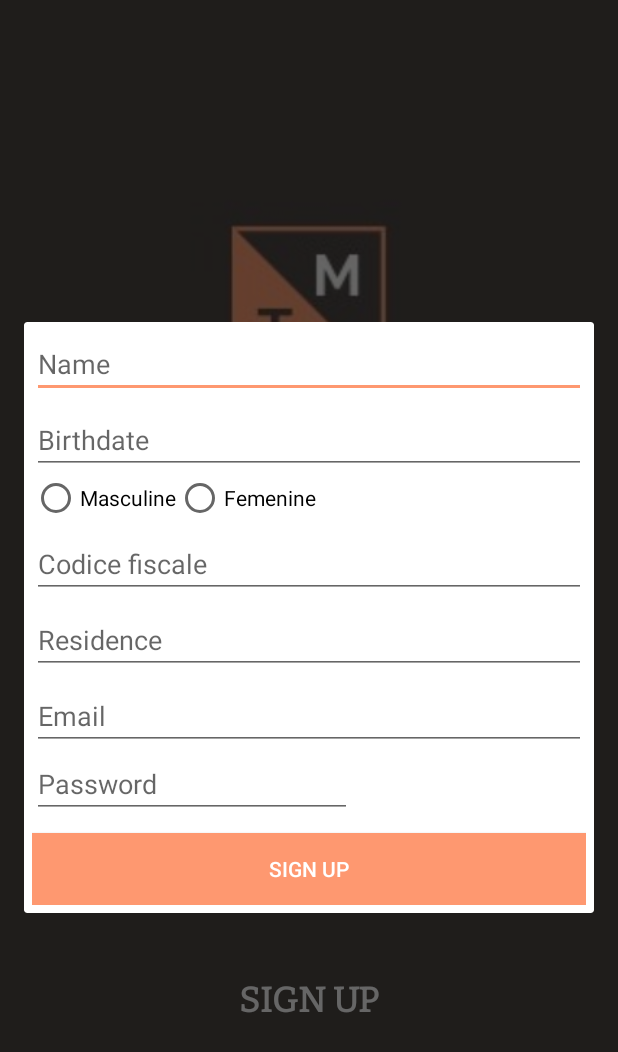
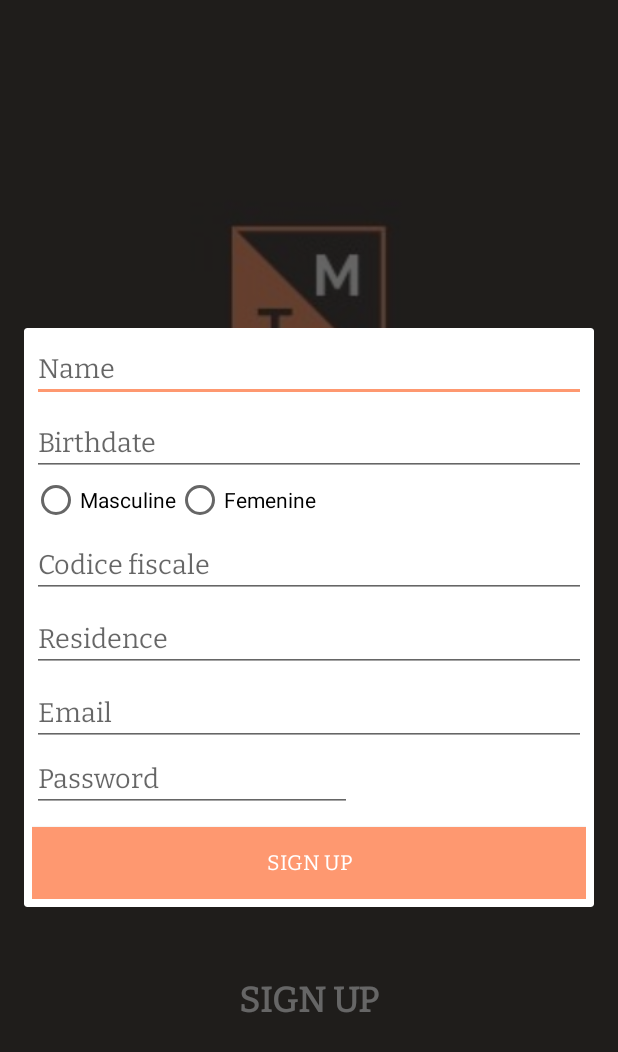
Before and after one commit to javferrod/CuellarFernandez, an Android app: the screen it shows after launch (MainActivity before the commit, InitialScreen after it), after a tap on "SIGN UP", on a phone screen of 412 x 824 dp. Shown: the top 1052 px of the screen. Run offline under Robolectric (Android 15) with nearby library versions, the phone set to English and light mode, and no system bars; our stand-ins replace Volley.

Commit message:
Final version Development app

```diff
--- a/Implementation/android/TrackMe/app/src/main/AndroidManifest.xml
+++ b/Implementation/android/TrackMe/app/src/main/AndroidManifest.xml
@@ -13,7 +13,7 @@
         android:roundIcon="@mipmap/ic_launcher_round"
         android:supportsRtl="true"
         android:theme="@style/AppTheme">
-        <activity android:name=".MainActivity">
+        <activity android:name=".InitialScreen">
             <intent-filter>
                 <action android:name="android.intent.action.MAIN" />
 
--- a/Implementation/android/TrackMe/app/src/main/java/com/trackme/julian/trackme/MainActivity.java
+++ b/Implementation/android/TrackMe/app/src/main/java/com/trackme/julian/trackme/InitialScreen.java
@@ -10,7 +10,6 @@ import android.support.v4.app.ActivityCompat;
 import android.support.v7.app.AlertDialog;
 import android.support.v7.app.AppCompatActivity;
 import android.os.Bundle;
-import android.util.Log;
 import android.view.View;
 import android.widget.Button;
 import android.widget.CheckBox;
@@ -22,7 +21,7 @@ import android.widget.Toast;
 
 import java.util.Calendar;
 
-public class MainActivity extends AppCompatActivity {
+public class InitialScreen extends AppCompatActivity {
 
     AlertDialog.Builder mBuilder;
     AlertDialog dialog;
@@ -37,7 +36,7 @@ public class MainActivity extends AppCompatActivity {
 
         router = Router.getInstance(getApplicationContext());
 
-        setContentView(R.layout.activity_main);
+        setContentView(R.layout.initial_screen);
 
         Button mShowDialog = findViewById(R.id.logIn);
         mShowDialog.setOnClickListener(new View.OnClickListener() {
@@ -58,7 +57,7 @@ public class MainActivity extends AppCompatActivity {
 
                 else {
 
-                    Toast.makeText(MainActivity.this, "Autologin successfully",
+                    Toast.makeText(InitialScreen.this, "Autologin successfully",
                             Toast.LENGTH_SHORT).show();
 
                     Intent ListSong = new Intent(getApplicationContext(), Recollector.class);
@@ -71,7 +70,7 @@ public class MainActivity extends AppCompatActivity {
         mShowSignUp.setOnClickListener(new View.OnClickListener() {
             @Override
             public void onClick(View v) {
-                mBuilder = new AlertDialog.Builder(MainActivity.this);
+                mBuilder = new AlertDialog.Builder(InitialScreen.this);
                 View mViewSignUp = getLayoutInflater().inflate(R.layout.dialog_register, null);
                 final EditText mNameSignUp = mViewSignUp.findViewById(R.id.textName);
                 final EditText mBirthdateSingUp = mViewSignUp.findViewById(R.id.textBirthdate);
@@ -96,7 +95,7 @@ public class MainActivity extends AppCompatActivity {
                         actualMonth = c.get(Calendar.MONTH);
                         actualYear = c.get(Calendar.YEAR);
 
-                        DatePickerDialog datePickerDialog = new DatePickerDialog(MainActivity.this, new DatePickerDialog.OnDateSetListener() {
+                        DatePickerDialog datePickerDialog = new DatePickerDialog(InitialScreen.this, new DatePickerDialog.OnDateSetListener() {
                             @Override
                             public void onDateSet(DatePicker view, int year, int month, int dayOfMonth) {
                                 mBirthdateSingUp.setText(dayOfMonth + "/" + (month + 1) + "/" + year);
@@ -116,7 +115,7 @@ public class MainActivity extends AppCompatActivity {
                                 || mResidence.getText().toString().isEmpty() || mEmailSignUp.getText().toString().isEmpty() || mPasswordSignUp.getText().toString().isEmpty() ||
                                 mGenderGroup.getCheckedRadioButtonId() == -1) {
 
-                            Toast.makeText(MainActivity.this, "Please fill any empty fields",
+                            Toast.makeText(InitialScreen.this, "Please fill any empty fields",
                                     Toast.LENGTH_SHORT).show();
 
                         } else {
@@ -136,7 +135,7 @@ public class MainActivity extends AppCompatActivity {
                             }
 
 
-                            Toast.makeText(MainActivity.this, "Successfully registered",
+                            Toast.makeText(InitialScreen.this, "Successfully registered",
                                     Toast.LENGTH_SHORT).show();
                             cancelDialog();
                         }
@@ -152,7 +151,7 @@ public class MainActivity extends AppCompatActivity {
 
     protected void requestPermission() {
 
-        ActivityCompat.requestPermissions(MainActivity.this, new String[]{Manifest.permission.ACCESS_FINE_LOCATION}, 1000);
+        ActivityCompat.requestPermissions(InitialScreen.this, new String[]{Manifest.permission.ACCESS_FINE_LOCATION}, 1000);
 
     }
 
@@ -162,7 +161,7 @@ public class MainActivity extends AppCompatActivity {
 
     private void login () {
 
-        mBuilder = new AlertDialog.Builder(MainActivity.this);
+        mBuilder = new AlertDialog.Builder(InitialScreen.this);
         View mViewLogIn = getLayoutInflater().inflate(R.layout.dialog_login, null);
         final EditText mEmail = mViewLogIn.findViewById(R.id.textEmail);
         final EditText mPassword = mViewLogIn.findViewById(R.id.textPassword);
@@ -174,7 +173,7 @@ public class MainActivity extends AppCompatActivity {
             @Override
             public void onClick(View view) {
                 if (mEmail.getText().toString().isEmpty() || mPassword.getText().toString().isEmpty()) {
-                    Toast.makeText(MainActivity.this, "Please fill any empty fields",
+                    Toast.makeText(InitialScreen.this, "Please fill any empty fields",
                             Toast.LENGTH_SHORT).show();
                 } else {
 
--- a/Implementation/android/TrackMe/app/src/main/res/layout/dialog_permission.xml
+++ b/Implementation/android/TrackMe/app/src/main/res/layout/dialog_permission.xml
@@ -12,6 +12,7 @@
         android:layout_height="wrap_content"
         android:layout_gravity="center"
         android:layout_marginEnd="154dp"
+        android:fontFamily="@font/bitter"
         android:text="@string/information"
         android:textAlignment="center"
         android:textSize="25sp"
@@ -27,7 +28,7 @@
         android:layout_height="wrap_content"
         android:layout_marginTop="24dp"
         android:orientation="horizontal"
-        android:paddingLeft="110dp"
+        android:paddingLeft="85dp"
         app:layout_constraintEnd_toEndOf="parent"
         app:layout_constraintStart_toStartOf="parent"
         app:layout_constraintTop_toBottomOf="@+id/textInformation">
@@ -48,11 +49,12 @@
     </RadioGroup>
 
     <Button
-        android:id="@+id/logInButton"
+        android:id="@+id/savePermissionButton"
         android:layout_width="0dp"
         android:layout_height="wrap_content"
         android:layout_marginTop="28dp"
         android:background="@color/colorAccent"
+        android:fontFamily="@font/bitter"
         android:text="@string/save"
         android:textColor="@android:color/white"
         app:layout_constraintEnd_toEndOf="parent"
--- a/Implementation/android/TrackMe/app/src/main/res/layout/dialog_register.xml
+++ b/Implementation/android/TrackMe/app/src/main/res/layout/dialog_register.xml
@@ -2,6 +2,7 @@
 <android.support.constraint.ConstraintLayout
     xmlns:android="http://schemas.android.com/apk/res/android"
     xmlns:app="http://schemas.android.com/apk/res-auto"
+    xmlns:tools="http://schemas.android.com/tools"
     android:layout_width="match_parent"
     android:layout_height="match_parent"
     android:padding="5dp">
@@ -11,20 +12,22 @@
         android:layout_width="match_parent"
         android:layout_height="wrap_content"
         android:ems="10"
-        android:layout_marginTop="5dp"
+        android:fontFamily="@font/bitter"
         android:hint="@string/name"
         android:inputType="textPersonName"
         app:layout_constraintEnd_toEndOf="parent"
-        app:layout_constraintStart_toStartOf="parent" />
+        app:layout_constraintStart_toStartOf="parent"
+        tools:layout_editor_absoluteY="5dp" />
 
     <EditText
         android:id="@+id/textBirthdate"
         android:layout_width="match_parent"
         android:layout_height="wrap_content"
+        android:layout_marginTop="5dp"
         android:ems="10"
-        android:layout_marginTop="5dp"
+        android:focusable="false"
+        android:fontFamily="@font/bitter"
         android:hint="@string/birthdate"
-        android:focusable="false"
         app:layout_constraintEnd_toEndOf="parent"
         app:layout_constraintStart_toStartOf="parent"
         app:layout_constraintTop_toBottomOf="@+id/textName" />
@@ -57,10 +60,12 @@
         android:id="@+id/textCodiceFiscale"
         android:layout_width="match_parent"
         android:layout_height="wrap_content"
+        android:layout_marginTop="5dp"
         android:ems="10"
-        android:layout_marginTop="5dp"
+        android:fontFamily="@font/bitter"
         android:hint="@string/codice_fiscale"
-        android:inputType="text|number"
+        android:inputType="textCapCharacters"
+        android:maxLength="16"
         app:layout_constraintEnd_toEndOf="parent"
         app:layout_constraintStart_toStartOf="parent"
         app:layout_constraintTop_toBottomOf="@+id/radioGender" />
@@ -69,8 +74,9 @@
         android:id="@+id/textResidence"
         android:layout_width="match_parent"
         android:layout_height="wrap_content"
+        android:layout_marginTop="5dp"
         android:ems="10"
-        android:layout_marginTop="5dp"
+        android:fontFamily="@font/bitter"
         android:hint="@string/residence"
         android:inputType="textPostalAddress"
         app:layout_constraintEnd_toEndOf="parent"
@@ -81,8 +87,9 @@
         android:id="@+id/textEmail"
         android:layout_width="match_parent"
         android:layout_height="wrap_content"
+        android:layout_marginTop="5dp"
         android:ems="10"
-        android:layout_marginTop="5dp"
+        android:fontFamily="@font/bitter"
         android:hint="@string/email"
         android:inputType="textEmailAddress"
         app:layout_constraintEnd_toEndOf="parent"
@@ -95,6 +102,7 @@
         android:layout_height="wrap_content"
         android:layout_marginEnd="169dp"
         android:ems="10"
+        android:fontFamily="@font/bitter"
         android:hint="@string/password"
         android:inputType="textPassword"
         app:layout_constraintEnd_toEndOf="parent"
@@ -108,8 +116,9 @@
         android:layout_height="wrap_content"
         android:layout_marginTop="10dp"
         android:background="@color/colorAccent"
+        android:fontFamily="@font/bitter"
+        android:text="@string/sign_up"
         android:textColor="@android:color/white"
-        android:text="@string/sign_up"
         app:layout_constraintEnd_toEndOf="parent"
         app:layout_constraintStart_toStartOf="parent"
         app:layout_constraintTop_toBottomOf="@+id/textPassword" />
--- a/Implementation/android/TrackMe/app/src/main/res/layout/activity_main.xml
+++ b/Implementation/android/TrackMe/app/src/main/res/layout/initial_screen.xml
@@ -6,7 +6,7 @@
     android:layout_width="match_parent"
     android:layout_height="match_parent"
     android:background="@color/back_Brown"
-    tools:context=".MainActivity">
+    tools:context=".InitialScreen">
 
     <Button
         android:id="@+id/singUp"
```
Also changed, not shown: Implementation/android/TrackMe/app/src/main/java/com/trackme/julian/trackme/Recollector.java (+119 -53 lines), Implementation/android/TrackMe/app/src/main/java/com/trackme/julian/trackme/Router.java (+54 -10 lines), Implementation/android/TrackMe/app/src/main/java/com/trackme/julian/trackme/Scheduler.java (+41 -8 lines), Implementation/android/TrackMe/app/src/main/res/drawable/baseline_visibility_black.png (added).
